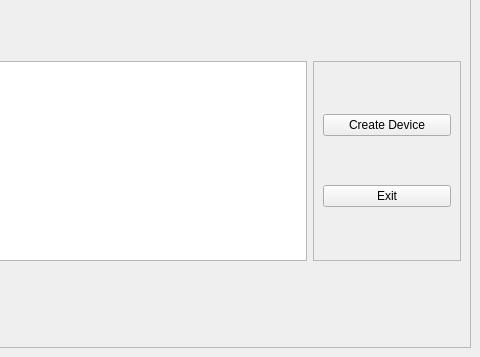
This is data/ui/commissioning_tool.ui in qwertyjuju/NetworkManager as Qt 5 draws it before an edit; both pictures show x 712 to 1192 and y 612 to 969 of the 1192 by 969 pixel window. The edited form follows.
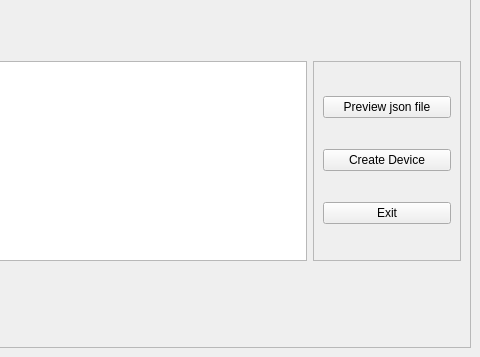
This is the edited form. The open tabs and pages were chosen to show the change.

Commit message: added json previewer

```diff
--- a/data/ui/commissioning_tool.ui
+++ b/data/ui/commissioning_tool.ui
@@ -19,7 +19,7 @@
   <property name="iconSize">
    <size>
     <width>64</width>
-    <height>128</height>
+    <height>64</height>
    </size>
   </property>
   <widget class="QWidget" name="centralwidget">
@@ -418,6 +418,13 @@
           <enum>QFrame::Raised</enum>
          </property>
          <layout class="QVBoxLayout" name="verticalLayout_5">
+          <item>
+           <widget class="QPushButton" name="B_preview_json">
+            <property name="text">
+             <string>Preview json file</string>
+            </property>
+           </widget>
+          </item>
           <item>
            <widget class="QPushButton" name="B_create_device">
             <property name="text">
```
Left out of the diff: 2 changed lines with no effect on the pictures. The commit also changes 2 other files.
